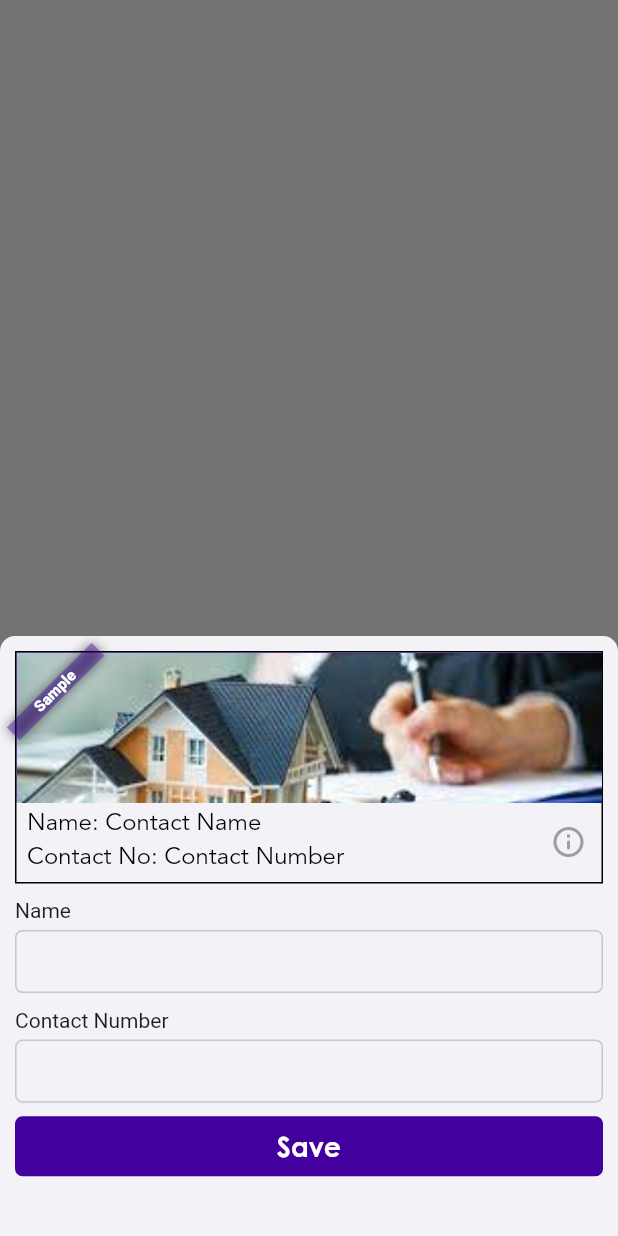
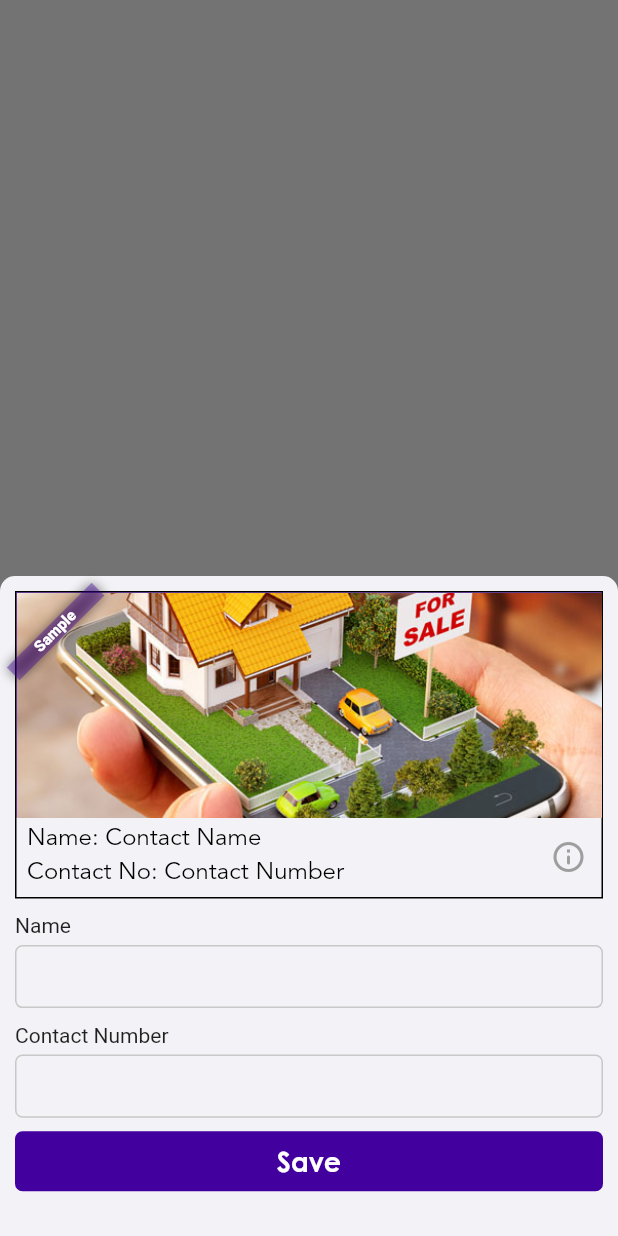
Before and after one commit to santhosh1993/realtor_book, a Flutter app: the screen it shows after launch, on a phone screen of 412 x 824 dp. Run offline on Flutter 3.47's test engine with Material 2 defaults, Android fonts, the phone set to English and light mode, and no system bars; our stand-ins replace get, loading_overlay, sqflite; accounts and stored records are empty.

Commit message:
added user info bottom sheet

```diff
--- /dev/null
+++ b/lib/src/common/widget_to_image.dart
@@ -0,0 +1,25 @@
+import 'package:flutter/material.dart';
+
+class WidgetToImage extends StatefulWidget {
+  final Function(GlobalKey key) builder;
+
+  const WidgetToImage({
+    required this.builder,
+    Key? key,
+  }) : super(key: key);
+
+  @override
+  _WidgetToImageState createState() => _WidgetToImageState();
+}
+
+class _WidgetToImageState extends State<WidgetToImage> {
+  final globalKey = GlobalKey();
+
+  @override
+  Widget build(BuildContext context) {
+    return RepaintBoundary(
+      key: globalKey,
+      child: widget.builder(globalKey),
+    );
+  }
+}
--- a/lib/src/config/images.dart
+++ b/lib/src/config/images.dart
@@ -16,4 +16,8 @@ class Images {
   static String startYourBuissness() {
     return _path + "startYourBusiness.jpeg";
   }
+
+  static String userInfoImageName() {
+    return 'userInfoImage.png';
+  }
 }
--- a/lib/src/user_info/user_info_add_bottom_sheet.dart
+++ b/lib/src/user_info/user_info_add_bottom_sheet.dart
@@ -3,6 +3,7 @@ import 'package:get/get_state_manager/get_state_manager.dart';
 import 'package:realtor_book/src/common/custom_bottom_sheet.dart';
 import 'package:realtor_book/src/common/custom_button.dart';
 import 'package:realtor_book/src/common/custom_text_field.dart';
+import 'package:realtor_book/src/common/widget_to_image.dart';
 import 'package:realtor_book/src/config/custom_colors.dart';
 import 'package:realtor_book/src/config/custom_text_style.dart';
 import 'package:realtor_book/src/config/images.dart';
@@ -14,7 +15,7 @@ class UserInfoAddBottomSheet extends GetView<UserInfoController> {
   Widget build(BuildContext context) {
     return CustomBottomSheet(
       child: Container(
-        height: 400,
+        height: 440,
         padding: EdgeInsets.all(10),
         child: ListView(
           children: [
@@ -45,7 +46,11 @@ class UserInfoAddBottomSheet extends GetView<UserInfoController> {
             Row(children: [
               Expanded(
                   child: CustomRoundedCornerButton.primary(
-                      title: CustomTranslations.shared.save)),
+                title: CustomTranslations.shared.save,
+                onPressed: () {
+                  controller.onSaveTapped();
+                },
+              )),
             ])
           ],
         ),
@@ -65,11 +70,11 @@ class UserInfoAddBottomSheet extends GetView<UserInfoController> {
                 children: [
                   Expanded(
                     child: Container(
-                      height: 100,
+                      height: 150,
                       color: CustomColors.appBar,
                       child: Image.asset(
                         Images.startYourBuissness(),
-                        fit: BoxFit.fitWidth,
+                        fit: BoxFit.cover,
                       ),
                     ),
                   ),
@@ -116,6 +121,8 @@ class UserInfoAddBottomSheet extends GetView<UserInfoController> {
   }
 
   Widget userInfo() {
+    return WidgetToImage(builder: (key) {
+      controller.key = key;
       return Obx(() => Container(
             padding: EdgeInsets.all(7),
             child: Column(
@@ -135,5 +142,6 @@ class UserInfoAddBottomSheet extends GetView<UserInfoController> {
               ],
             ),
           ));
+    });
   }
 }
--- a/pubspec.yaml
+++ b/pubspec.yaml
@@ -31,6 +31,7 @@ dependencies:
   loading_overlay:
   sqflite:
   path:
+  path_provider:
 
 dev_dependencies:
   flutter_test:
```
Also changed, not shown: lib/src/common/utils.dart (added, +17 -0 lines), lib/src/user_info/user_info_controller.dart (+15 -0 lines), assets/images/startYourBusiness.jpeg, pubspec.lock, 6 other files. Lines whose indentation alone changed are shown as unchanged.
